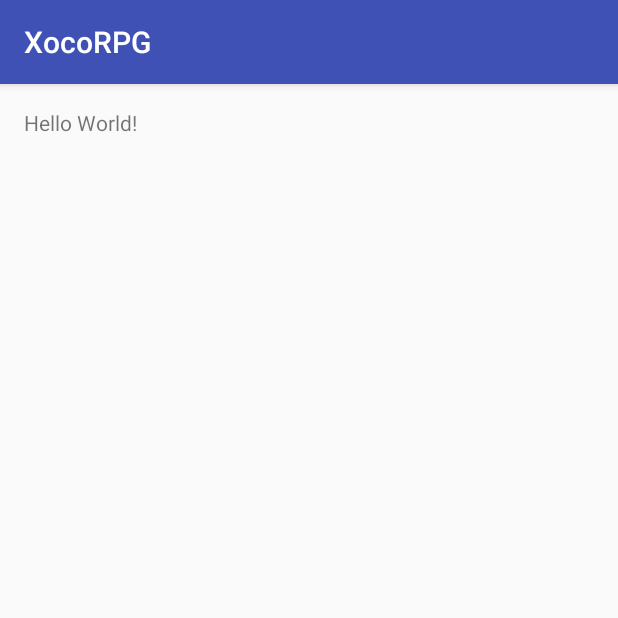
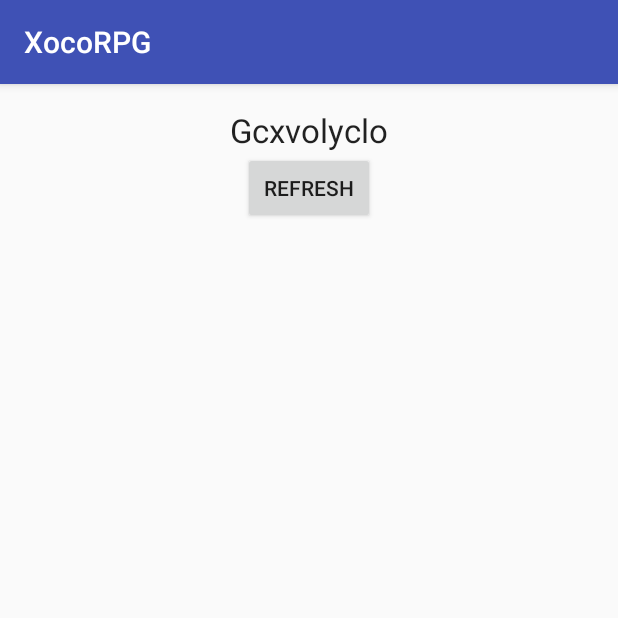
Before and after one commit to teejay427/XocoRPG, an Android app: the screen it shows after launch (MainActivity), on a phone screen of 412 x 824 dp, the top half of it. Run offline under Robolectric (Android 15) with nearby library versions, the phone set to English and light mode, and no system bars.

Commit message:
Name generator now generates a random string with limited constraints and capitalizes the first letter

```diff
--- a/app/src/main/java/com/xocogames/xocorpg/MainActivity.java
+++ b/app/src/main/java/com/xocogames/xocorpg/MainActivity.java
@@ -2,12 +2,38 @@ package com.xocogames.xocorpg;
 
 import android.support.v7.app.AppCompatActivity;
 import android.os.Bundle;
+import android.view.View;
+import android.widget.TextView;
+
+import java.util.Random;
 
 public class MainActivity extends AppCompatActivity {
+
+	Random random = new Random();
+	NameGenerator nameGenerator = new NameGenerator();
 
 	@Override
 	protected void onCreate( Bundle savedInstanceState ){
 		super.onCreate( savedInstanceState );
 		setContentView( R.layout.activity_main );
+
+		generateNewName();
 	}
+
+	void generateNewName(){
+		setNameLabel( nameGenerator.newName( random ) );
+	}
+
+	public void onRefreshButtonClick( View view ){
+		generateNewName();
+	}
+
+	TextView getNameLabel(){
+		return ( TextView ) findViewById( R.id.nameLabel );
+	}
+
+	void setNameLabel( String newText ){
+		getNameLabel().setText( newText );
+	}
+
 }
--- /dev/null
+++ b/app/src/main/java/com/xocogames/xocorpg/NameGenerator.java
@@ -0,0 +1,99 @@
+package com.xocogames.xocorpg;
+
+import android.util.Log;
+import java.util.Arrays;
+import java.util.List;
+import java.util.Random;
+
+class NameGenerator {
+
+	String newName( Random random ){
+		String name = "";
+		List<String> vowels = Arrays.asList( "a", "e", "i", "o", "u" );
+		List<String> consonants = Arrays.asList( "b", "c", "d", "f", "g", "h", "j", "k", "l", "m",
+				"n", "p", "q", "r", "s", "t", "v", "w", "x", "y", "z" );
+
+		/* 3 was selected as the minimum length of a generated name,
+		and 10 was selected as the maximum length of a generated name */
+		int nameLength = random.nextInt( 11 );
+		while( nameLength < 3 ){
+			nameLength = random.nextInt( 11 );
+		}
+
+		/* Determine whether the name has a prefix
+		The random number is set high to reduce the chances of a  prefix. This number may need to be
+		adjusted in the future to fine tune the number of prefixed names */
+		int nextRand;
+		nextRand = random.nextInt( 11 );
+		switch( nextRand ){
+			case 0:
+				name += "mc";
+				break;
+			case 1:
+				name += "o'";
+				break;
+			default:
+				break;
+		}
+
+		char previousChar = ' ';
+		char nextChar;
+		while( name.length() < nameLength ){
+			/* The highest ASCII number that is a alphabetical character is 122
+		    the nextInt function is exclusive with the maximum integer, so a max of 123 strips out
+		    the ASCII characters higher than the last alphabetical character */
+			nextRand = random.nextInt( 123 );
+
+			// Only use lowercase letters
+			if( nextRand < 97 ){
+				continue;
+			}
+
+			if( name.length() != 0 ){
+				previousChar = name.charAt( name.length() - 1 );
+			}
+
+			nextChar = ( char ) nextRand;
+			switch( nextChar ){
+				case 'a':
+					// Reduce the chances of having two a's next to each other
+					if( previousChar == 'a' ){
+						nextRand = random.nextInt( 5 );
+						if( nextRand == 0 ){
+							name += nextChar;
+						}
+						else{
+							break;
+						}
+					}
+
+
+					break;
+				case 'q':
+					if( name.length() + 2 > nameLength ){
+						break;
+					}
+
+					if( name.length() + 3 == nameLength ){
+						name += "que";
+					}
+					else if( name.length() + 4 == nameLength ){
+						name += "ques";
+					}
+					else{
+						name += "qu";
+					}
+					break;
+				default:
+					name += nextChar;
+					break;
+			}
+		}
+
+		// Capitalize the first letter
+		String firstLetter = name.substring( 0, 1 );
+		name = firstLetter.toUpperCase() + name.substring( 1 );
+		return name;
+	}
+
+}
--- a/app/src/main/res/layout/activity_main.xml
+++ b/app/src/main/res/layout/activity_main.xml
@@ -14,5 +14,20 @@
 	<TextView
 		android:layout_width="wrap_content"
 		android:layout_height="wrap_content"
-		android:text="Hello World!" />
+		android:text="@string/dummyText"
+		android:id="@+id/nameLabel"
+		android:textAppearance="@android:style/TextAppearance.Material.Large"
+		android:layout_alignParentTop="true"
+		android:layout_centerHorizontal="true" />
+
+	<Button
+		android:id="@+id/refreshButton"
+		android:layout_width="wrap_content"
+		android:layout_height="wrap_content"
+		android:layout_below="@+id/nameLabel"
+		android:layout_centerHorizontal="true"
+		android:text="@string/refresh"
+		android:onClick="onRefreshButtonClick" />
+
+
 </RelativeLayout>
--- a/app/src/main/res/values/strings.xml
+++ b/app/src/main/res/values/strings.xml
@@ -1,3 +1,5 @@
 <resources>
 	<string name="app_name">XocoRPG</string>
+	<string name="dummyText">I am text</string>
+	<string name="refresh">Refresh</string>
 </resources>
```
